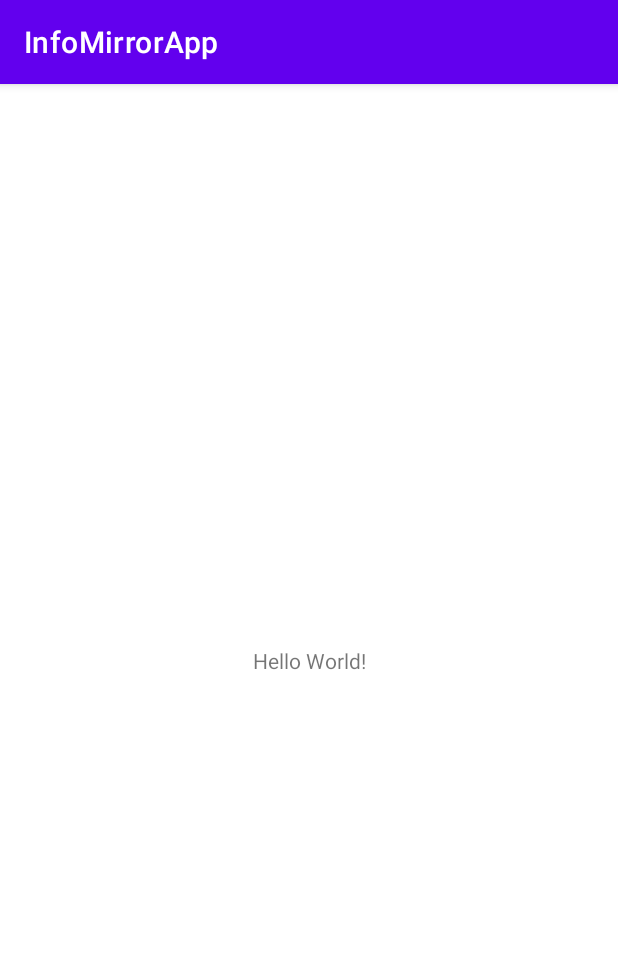
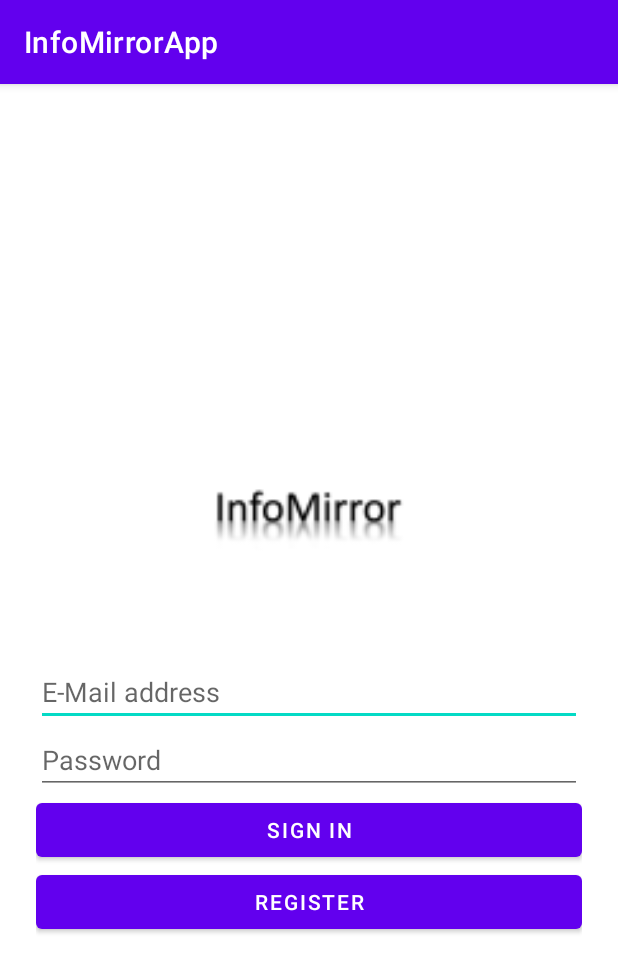
Before and after one commit to SE1-WS2020/InfoMirror, an Android app: the screen it shows after launch (MainActivity), on a phone screen of 412 x 824 dp. Shown: the top 972 px of the screen. Run offline under Robolectric (Android 15) with nearby library versions, the phone set to English and light mode, and no system bars.

Commit message:
created start and registry views

```diff
--- a/AndroidApp/app/src/main/AndroidManifest.xml
+++ b/AndroidApp/app/src/main/AndroidManifest.xml
@@ -1,7 +1,9 @@
 <?xml version="1.0" encoding="utf-8"?>
 <manifest xmlns:android="http://schemas.android.com/apk/res/android"
     package="com.example.infomirrorapp">
-
+    <uses-permission
+        android:name="android.permission.INTERNET"
+        android:maxSdkVersion="18" />
     <application
         android:allowBackup="true"
         android:icon="@mipmap/ic_launcher"
@@ -9,6 +11,7 @@
         android:roundIcon="@mipmap/ic_launcher_round"
         android:supportsRtl="true"
         android:theme="@style/Theme.InfoMirrorApp">
+        <activity android:name=".RegisterActivity"></activity>
         <activity android:name=".MainActivity">
             <intent-filter>
                 <action android:name="android.intent.action.MAIN" />
--- a/AndroidApp/app/src/main/java/com/example/infomirrorapp/MainActivity.java
+++ b/AndroidApp/app/src/main/java/com/example/infomirrorapp/MainActivity.java
@@ -2,13 +2,31 @@ package com.example.infomirrorapp;
 
 import androidx.appcompat.app.AppCompatActivity;
 
+import android.content.Intent;
 import android.os.Bundle;
+import android.view.View;
+import android.widget.Button;
 
 public class MainActivity extends AppCompatActivity {
+    // public static final String EXTRA_MESSAGE = "com.example.infomirrorapp.MESSAGE"
+    private Button signInButton;
+    private Button registerButton;
 
     @Override
     protected void onCreate(Bundle savedInstanceState) {
         super.onCreate(savedInstanceState);
         setContentView(R.layout.activity_main);
+
+        registerButton = findViewById(R.id.singInButton);
+
+
+    }
+
+    public void startRegisterActivity(View view) {
+        Intent intent = new Intent(this, RegisterActivity.class);
+        /*
+        intent.putExtra(EXTRA_MESSAGE, message;
+         */
+        startActivity(intent);
     }
 }
--- a/AndroidApp/app/src/main/res/layout/activity_main.xml
+++ b/AndroidApp/app/src/main/res/layout/activity_main.xml
@@ -6,13 +6,71 @@
     android:layout_height="match_parent"
     tools:context=".MainActivity">
 
-    <TextView
-        android:layout_width="wrap_content"
+    <LinearLayout
+        android:layout_width="match_parent"
         android:layout_height="wrap_content"
-        android:text="Hello World!"
+        android:layout_marginStart="24dp"
+        android:layout_marginLeft="24dp"
+        android:layout_marginEnd="24dp"
+        android:layout_marginRight="24dp"
+        android:orientation="vertical"
         app:layout_constraintBottom_toBottomOf="parent"
-        app:layout_constraintLeft_toLeftOf="parent"
-        app:layout_constraintRight_toRightOf="parent"
-        app:layout_constraintTop_toTopOf="parent" />
+        app:layout_constraintEnd_toEndOf="parent"
+        app:layout_constraintStart_toStartOf="parent"
+        app:layout_constraintTop_toTopOf="parent">
 
+        <ImageView
+            android:id="@+id/imageView2"
+            android:layout_width="match_parent"
+            android:layout_height="183dp"
+            android:layout_weight="1"
+            android:adjustViewBounds="true"
+            android:scaleType="fitCenter"
+            app:srcCompat="@mipmap/info_mirror_logo" />
+
+        <LinearLayout
+            android:layout_width="match_parent"
+            android:layout_height="match_parent"
+            android:layout_weight="1"
+            android:orientation="vertical">
+
+            <EditText
+                android:id="@+id/emailAddressText"
+                android:layout_width="match_parent"
+                android:layout_height="wrap_content"
+                android:ems="10"
+                android:hint="@string/emailAddressTextHint"
+                android:inputType="textEmailAddress" />
+
+            <EditText
+                android:id="@+id/passwordText"
+                android:layout_width="match_parent"
+                android:layout_height="wrap_content"
+                android:ems="10"
+                android:hint="@string/passwordTextHint"
+                android:inputType="textPassword" />
+
+        </LinearLayout>
+
+        <LinearLayout
+            android:layout_width="match_parent"
+            android:layout_height="match_parent"
+            android:layout_weight="1"
+            android:orientation="vertical">
+
+            <Button
+                android:id="@+id/singInButton"
+                android:layout_width="match_parent"
+                android:layout_height="wrap_content"
+                android:text="@string/signInButtonText" />
+
+            <Button
+                android:id="@+id/registerButton"
+                android:layout_width="match_parent"
+                android:layout_height="wrap_content"
+                android:onClick="startRegisterActivity"
+                android:text="@string/registerButtonText" />
+        </LinearLayout>
+
+    </LinearLayout>
 </androidx.constraintlayout.widget.ConstraintLayout>
--- /dev/null
+++ b/AndroidApp/app/src/main/res/mipmap-anydpi-v26/info_mirror_logo.xml
@@ -0,0 +1,5 @@
+<?xml version="1.0" encoding="utf-8"?>
+<adaptive-icon xmlns:android="http://schemas.android.com/apk/res/android">
+    <background android:drawable="@color/white"/>
+    <foreground android:drawable="@mipmap/info_mirror_logo_foreground"/>
+</adaptive-icon>
--- /dev/null
+++ b/AndroidApp/app/src/main/res/mipmap-anydpi-v26/info_mirror_logo_round.xml
@@ -0,0 +1,5 @@
+<?xml version="1.0" encoding="utf-8"?>
+<adaptive-icon xmlns:android="http://schemas.android.com/apk/res/android">
+    <background android:drawable="@color/white"/>
+    <foreground android:drawable="@mipmap/info_mirror_logo_foreground"/>
+</adaptive-icon>
--- a/AndroidApp/app/src/main/res/values/strings.xml
+++ b/AndroidApp/app/src/main/res/values/strings.xml
@@ -1,3 +1,9 @@
 <resources>
     <string name="app_name">InfoMirrorApp</string>
+    <string name="passwordTextHint">Password</string>
+    <string name="emailAddressTextHint">E-Mail address</string>
+    <string name="signInButtonText">Sign in</string>
+    <string name="registerButtonText">Register</string>
+    <string name="usernameTextHint">Username</string>
+    <string name="repeatPasswordHint">Repeat Password</string>
 </resources>
```
Also changed, not shown: AndroidApp/app/src/main/java/com/example/infomirrorapp/RegisterActivity.java (added, +24 -0 lines), AndroidApp/app/src/main/res/layout/activity_register.xml (added, +61 -0 lines), AndroidApp/app/src/main/info_mirror_logo-playstore.png (added), AndroidApp/app/src/main/res/mipmap-hdpi/info_mirror_logo_foreground.png (added), AndroidApp/app/src/main/res/mipmap-hdpi/info_mirror_logo_round.png (added), AndroidApp/app/src/main/res/mipmap-mdpi/info_mirror_logo_foreground.png (added), AndroidApp/app/src/main/res/mipmap-mdpi/info_mirror_logo_round.png (added), AndroidApp/app/src/main/res/mipmap-xhdpi/info_mirror_logo_foreground.png (added), AndroidApp/app/src/main/res/mipmap-xhdpi/info_mirror_logo_round.png (added), AndroidApp/app/src/main/res/mipmap-xxhdpi/info_mirror_logo_foreground.png (added), AndroidApp/app/src/main/res/mipmap-xxhdpi/info_mirror_logo_round.png (added), AndroidApp/app/src/main/res/mipmap-xxxhdpi/info_mirror_logo_foreground.png (added), AndroidApp/app/src/main/res/mipmap-xxxhdpi/info_mirror_logo_round.png (added).
